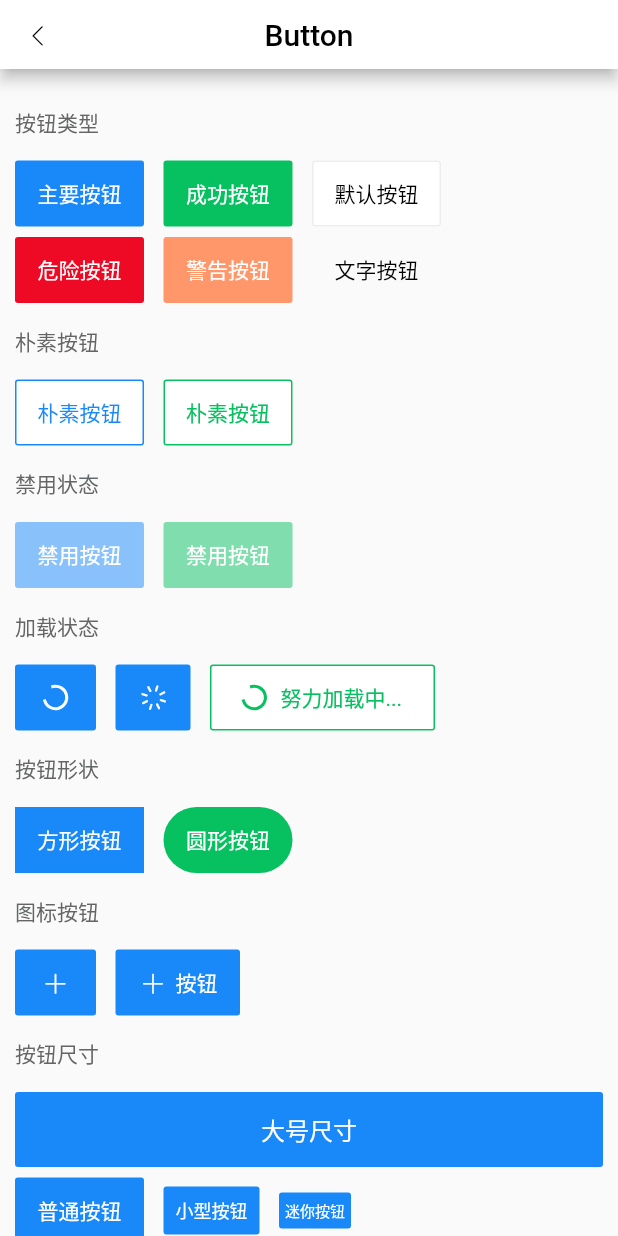
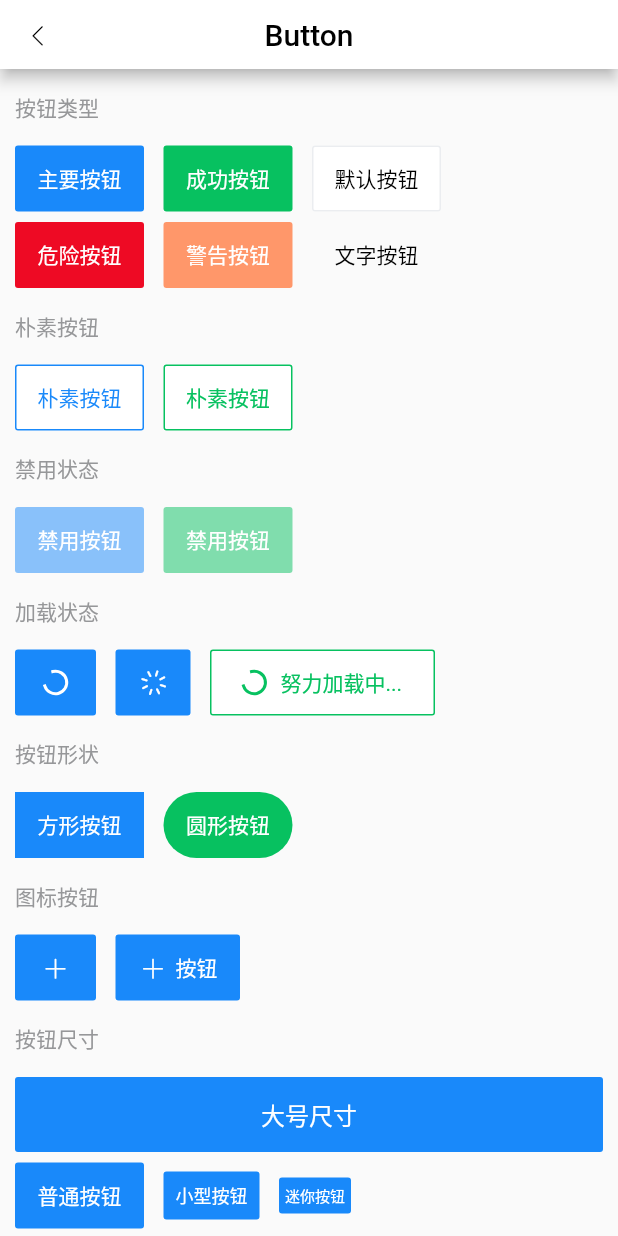
Before and after one commit to oblivioussing/flutter_vant, a Flutter app: the ButtonDemo screen opened directly, on a phone screen of 412 x 824 dp. Run offline on Flutter 3.47's test engine with Material 2 defaults, Android fonts, the phone set to English and light mode, and no system bars; our stand-ins replace cached_network_image, fluttertoast.

Commit message:
demo优化

```diff
--- /dev/null
+++ b/example/lib/share/index.dart
@@ -0,0 +1,57 @@
+import 'package:flutter/material.dart';
+import 'package:flutter_vant/vant.dart';
+
+class BaseScaffold extends StatelessWidget {
+  const BaseScaffold({
+    super.key,
+    this.title = '',
+    this.children = const [],
+  });
+
+  final String title;
+  final List<Widget> children;
+
+  @override
+  Widget build(BuildContext context) {
+    return Scaffold(
+      appBar: VanNavBar(title: title),
+      body: SingleChildScrollView(
+        padding: const EdgeInsets.only(
+          left: 10,
+          top: 0,
+          right: 10,
+          bottom: 30,
+        ),
+        child: Column(
+          crossAxisAlignment: CrossAxisAlignment.start,
+          children: children,
+        ),
+      ),
+    );
+  }
+}
+
+class TextTitle extends StatelessWidget {
+  const TextTitle({
+    super.key,
+    this.text = '',
+  });
+
+  final String text;
+
+  @override
+  Widget build(BuildContext context) {
+    return Container(
+      padding: const EdgeInsets.only(
+        top: 15,
+        bottom: 15,
+      ),
+      child: Text(
+        text,
+        style: const TextStyle(
+          color: VanColor.gray6,
+        ),
+      ),
+    );
+  }
+}
--- a/example/lib/view/button.dart
+++ b/example/lib/view/button.dart
@@ -1,5 +1,7 @@
 import 'package:flutter/material.dart';
 import 'package:flutter_vant/vant.dart';
+
+import '/share/index.dart';
 
 class ButtonDemo extends StatefulWidget {
   const ButtonDemo({Key? key}) : super(key: key);
@@ -11,37 +13,26 @@ class ButtonDemo extends StatefulWidget {
 class ButtonDemoState extends State<ButtonDemo> {
   @override
   Widget build(BuildContext context) {
-    return Scaffold(
-      appBar: const VanNavBar(title: 'Button'),
-      body: SingleChildScrollView(
-        padding: const EdgeInsets.only(
-          top: 10,
-          right: 10,
-          bottom: 30,
-          left: 10,
-        ),
-        child: Column(
-          crossAxisAlignment: CrossAxisAlignment.start,
+    return BaseScaffold(
+      title: 'Button',
       children: [
-            _title('按钮类型'),
+        TextTitle(text: '按钮类型'),
         _type(),
-            _title('朴素按钮'),
+        TextTitle(text: '朴素按钮'),
         _plain(),
-            _title('禁用状态'),
+        TextTitle(text: '禁用状态'),
         _disabled(),
-            _title('加载状态'),
+        TextTitle(text: '加载状态'),
         _loading(),
-            _title('按钮形状'),
+        TextTitle(text: '按钮形状'),
         _shape(),
-            _title('图标按钮'),
+        TextTitle(text: '图标按钮'),
         _icon(),
-            _title('按钮尺寸'),
+        TextTitle(text: '按钮尺寸'),
         _size(),
-            _title('自定义颜色'),
+        TextTitle(text: '自定义颜色'),
         _customColor(),
       ],
-        ),
-      ),
     );
   }
 
@@ -280,16 +271,4 @@ class ButtonDemoState extends State<ButtonDemo> {
       ],
     );
   }
-
-  Widget _title(text) {
-    return Container(
-      padding: const EdgeInsets.only(top: 15, bottom: 15),
-      child: Text(
-        text,
-        style: const TextStyle(
-          color: VanColor.gray7,
-        ),
-      ),
-    );
 }
-}
```
Also changed, not shown: example/lib/demo.dart (+11 -5 lines), example/lib/view/field.dart (added, +23 -0 lines), example/lib/view/image.dart (+9 -17 lines), example/lib/view/loading.dart (+10 -35 lines), 1 other file. Lines whose indentation alone changed are shown as unchanged.
